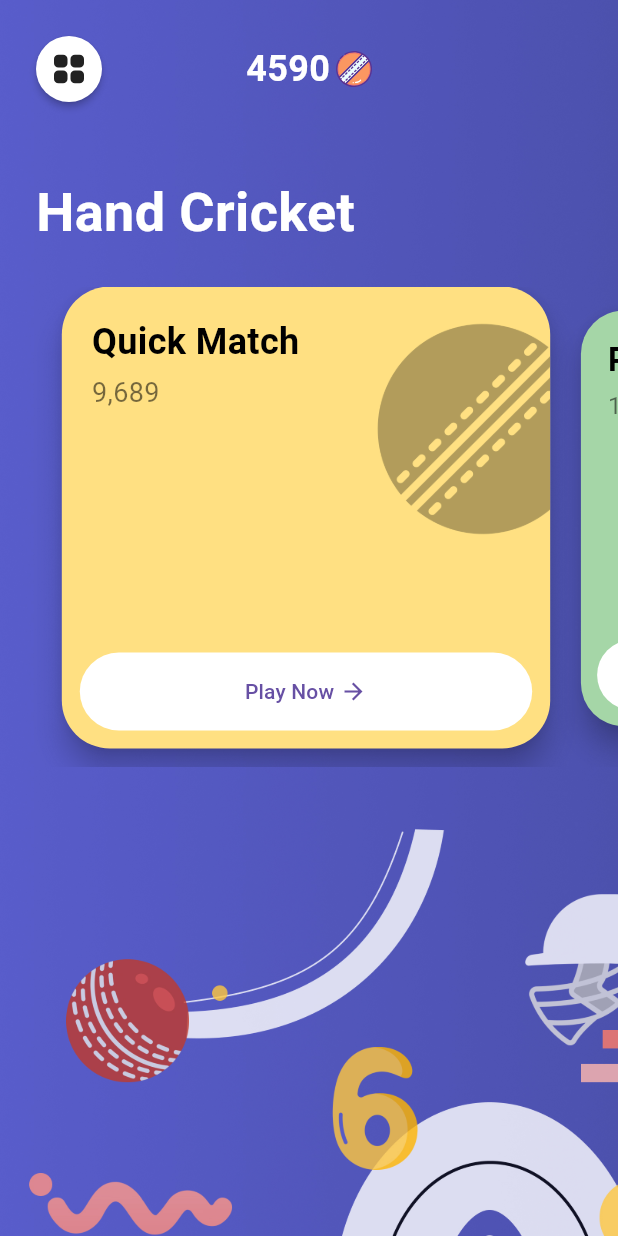
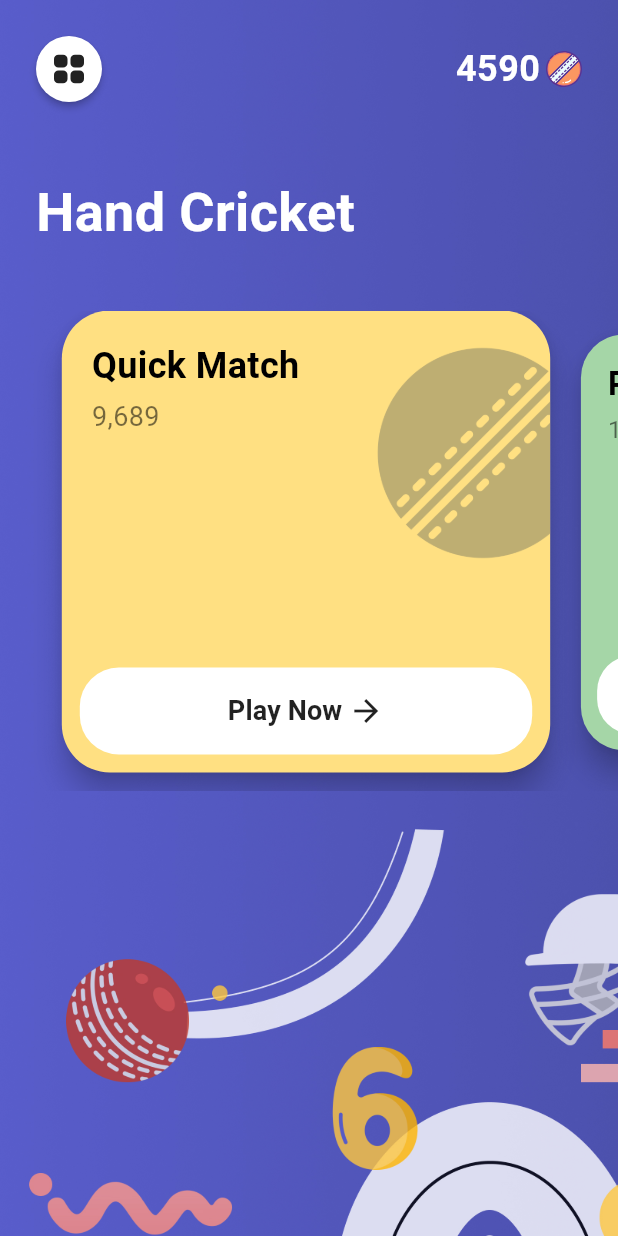
Before and after one commit to harshrajput1506/flutter_hand_cricket, a Flutter app: the screen it shows after launch, on a phone screen of 412 x 824 dp. Run offline on Flutter 3.47's test engine with Material 3 defaults, Android fonts, the phone set to English and light mode, and no system bars; our stand-ins replace flutter_svg, google_fonts.

Commit message:
home screen ui completed

```diff
--- a/lib/home_screen.dart
+++ b/lib/home_screen.dart
@@ -35,18 +35,22 @@ class _HomeScreenState extends State<HomeScreen> {
       'score': '9,689',
       'color': Colors.amber[200],
       'image': 'assets/images/ball.png',
+      'button_text': 'Play Now'
+
     },
     {
       'title': 'Practice Match',
       'score': '12,678',
       'color': Colors.green[200],
-      'image': 'assets/images/batsman.png',
+      'image': 'assets/images/wickets.png',
+      'button_text': 'Practice Now'
     },
     {
       'title': 'Leaderboard',
       'score': '15,234',
       'color': Colors.blue[200],
-      'image': 'assets/images/adventure_icon.png',
+      'image': 'assets/images/podium.png',
+      'button_text': 'Your Stats'
     },
   ];
 
@@ -63,15 +67,13 @@ class _HomeScreenState extends State<HomeScreen> {
         child: SafeArea(
           child: Center(
             child:
-                Column(
-                  crossAxisAlignment: CrossAxisAlignment.start,
-                  children: [
+                Column(crossAxisAlignment: CrossAxisAlignment.start, children: [
               Padding(
                 padding: const EdgeInsets.all(24.0),
                 child: SizedBox(
                   width: double.maxFinite,
-                  child: Stack(
-                    alignment: Alignment.centerLeft,
+                  child: Row(
+                    mainAxisAlignment: MainAxisAlignment.spaceBetween,
                     children: [
                       PhysicalModel(
                         color: Colors.white,
@@ -124,6 +126,10 @@ class _HomeScreenState extends State<HomeScreen> {
                 ),
               ),
 
+              const SizedBox(
+                height: 16.0,
+              ),
+
               // Card Stack (Carousel)
               SizedBox(
                 height: 320.0,
@@ -153,92 +159,7 @@ class _HomeScreenState extends State<HomeScreen> {
                           child: Padding(
                               padding: const EdgeInsets.only(
                                   right: 4.0, bottom: 12.0),
-                            child: PhysicalModel(
-                              borderRadius: BorderRadius.circular(32.0),
-                              elevation: 8,
-                              color: gameCards[index]['color'],
-                              child: Stack(
-                                children: [
-                                  Positioned(
-                                    right: -30,
-                                    top: 20,
-                                    child: Opacity(
-                                      opacity: 0.3,
-                                      child: Image.asset(
-                                        gameCards[index]['image'],
-                                        width: 150,
-                                        height: 150,
-                                      ),
-                                    ),
-                                  ),
-                                  Padding(
-                                    padding: const EdgeInsets.all(12.0),
-                                    child: Column(
-                                      crossAxisAlignment:
-                                          CrossAxisAlignment.start,
-                                      children: [
-                                        Padding(
-                                          padding: const EdgeInsets.all(8.0),
-                                          child: Column(
-                                            crossAxisAlignment:
-                                                CrossAxisAlignment.start,
-                                            children: [
-                                              Text(
-                                                gameCards[index]['title'],
-                                                style: GoogleFonts.mavenPro(
-                                                  fontSize: 24,
-                                                  fontWeight: FontWeight.bold,
-                                                  color: Colors.black,
-                                                ),
-                                              ),
-                                              const SizedBox(height: 4),
-                                              Text(
-                                                gameCards[index]['score'],
-                                                style: GoogleFonts.mavenPro(
-                                                  fontSize: 18,
-                                                  color: Colors.black54,
-                                                ),
-                                              ),
-                                            ],
-                                          ),
-                                        ),
-                                        const Spacer(),
-                                        ElevatedButton(
-                                          style: ElevatedButton.styleFrom(
-                                            elevation: 0,
-                                            backgroundColor: Colors.white,
-                                            shape: RoundedRectangleBorder(
-                                              borderRadius:
-                                                  BorderRadius.circular(26),
-                                            ),
-                                          ),
-                                          onPressed: () {
-                                            print(
-                                                "Play ${gameCards[index]['title']}");
-                                          },
-                                          child: const Padding(
-                                            padding: EdgeInsets.all(16.0),
-                                            child: Row(
-                                              mainAxisSize: MainAxisSize.max,
-                                              mainAxisAlignment:
-                                                  MainAxisAlignment.center,
-                                              children: [
-                                                Text("Play Now"),
-                                                SizedBox(
-                                                  width: 4.0,
-                                                ),
-                                                Icon(Icons.arrow_forward),
-                                              ],
-                                            ),
-                                          ),
-                                        ),
-                                      ],
-                                    ),
-                                  ),
-                                ],
-                              ),
-                            ),
-                          ),
+                              child: GameCard(card: gameCards[index])),
                         );
                       },
                     );
@@ -254,42 +175,101 @@ class _HomeScreenState extends State<HomeScreen> {
 }
 
 class GameCard extends StatelessWidget {
-  const GameCard({super.key, required this.color, required this.depth});
-
-  final Color color;
-  final int depth;
+  final Map<String, dynamic> card;
+  const GameCard({super.key, required this.card});
 
   @override
   Widget build(BuildContext context) {
-    return Container(
-      margin: const EdgeInsets.symmetric(horizontal: 10.0),
-      decoration: BoxDecoration(
-        color: color,
-        borderRadius: const BorderRadius.all(Radius.circular(16.0)),
-        boxShadow: [
-          BoxShadow(
-            color: Colors.black.withOpacity(0.1),
-            blurRadius: 10,
-            offset: const Offset(0, 10),
+    return PhysicalModel(
+      borderRadius: BorderRadius.circular(32.0),
+      elevation: 8,
+      color: card['color'],
+      child: Stack(
+        children: [
+          Positioned(
+            right: -30,
+            top: 20,
+            child: Opacity(
+              opacity: 0.3,
+              child: Image.asset(
+                card['image'],
+                width: 150,
+                height: 150,
               ),
-        ],
             ),
-      child: const SizedBox(
-        height: 360,
+          ),
+          Padding(
+            padding: const EdgeInsets.all(12.0),
             child: Column(
-          mainAxisAlignment: MainAxisAlignment.center,
+              crossAxisAlignment: CrossAxisAlignment.start,
+              children: [
+                Padding(
+                  padding: const EdgeInsets.all(8.0),
+                  child: Column(
+                    crossAxisAlignment: CrossAxisAlignment.start,
                     children: [
                       Text(
-              'Card',
-              style: TextStyle(
-                fontSize: 32,
+                        card['title'],
+                        style: GoogleFonts.mavenPro(
+                          fontSize: 24,
                           fontWeight: FontWeight.bold,
-                color: Colors.white,
+                          color: Colors.black,
+                        ),
+                      ),
+                      const SizedBox(height: 4),
+                      Text(
+                        card['score'],
+                        style: GoogleFonts.mavenPro(
+                          fontSize: 18,
+                          color: Colors.black54,
                         ),
                       ),
                     ],
                   ),
                 ),
+                const Spacer(),
+                ElevatedButton(
+                  style: ElevatedButton.styleFrom(
+                    elevation: 0,
+                    backgroundColor: Colors.white,
+                    shape: RoundedRectangleBorder(
+                      borderRadius: BorderRadius.circular(26),
+                    ),
+                  ),
+                  onPressed: () {
+                    print("Play ${card['title']}");
+                  },
+                  child: Padding(
+                    padding: const EdgeInsets.all(16.0),
+                    child: Row(
+                      mainAxisSize: MainAxisSize.max,
+                      mainAxisAlignment: MainAxisAlignment.center,
+                      children: [
+                        Text(
+                          card['button_text'],
+                          style: GoogleFonts.mavenPro(
+                            fontSize: 18.0,
+                            fontWeight: FontWeight.w600,
+                            color: Colors.black87
+                            ),
+                          ),
+                        const SizedBox(
+                          width: 4.0,
+                        ),
+                        const Icon(
+                          Icons.arrow_forward,
+                          color: Colors.black87,
+                          size: 24.0,
+                          ),
+                      ],
+                    ),
+                  ),
+                ),
+              ],
+            ),
+          ),
+        ],
+      ),
     );
   }
 }
--- a/lib/main.dart
+++ b/lib/main.dart
@@ -1,7 +1,5 @@
 import 'dart:math';
 import 'package:flutter/material.dart';
-import 'package:hand_cricket/card_stack_screen.dart';
-import 'package:hand_cricket/hand_cricket_screen.dart';
 import 'package:hand_cricket/home_screen.dart';
 
 void main() {
--- a/pubspec.yaml
+++ b/pubspec.yaml
@@ -72,6 +72,8 @@ flutter:
     - assets/images/menu_dots.svg
     - assets/images/menu.svg
     - assets/images/cricket_ball.svg
+    - assets/images/podium.png
+    - assets/images/wickets.png
 
   # To add assets to your application, add an assets section, like this:
   # assets:
```
Also changed, not shown: assets/images/ball.png, assets/images/podium.png (added), assets/images/wickets.png (added). Lines whose indentation alone changed are shown as unchanged.
